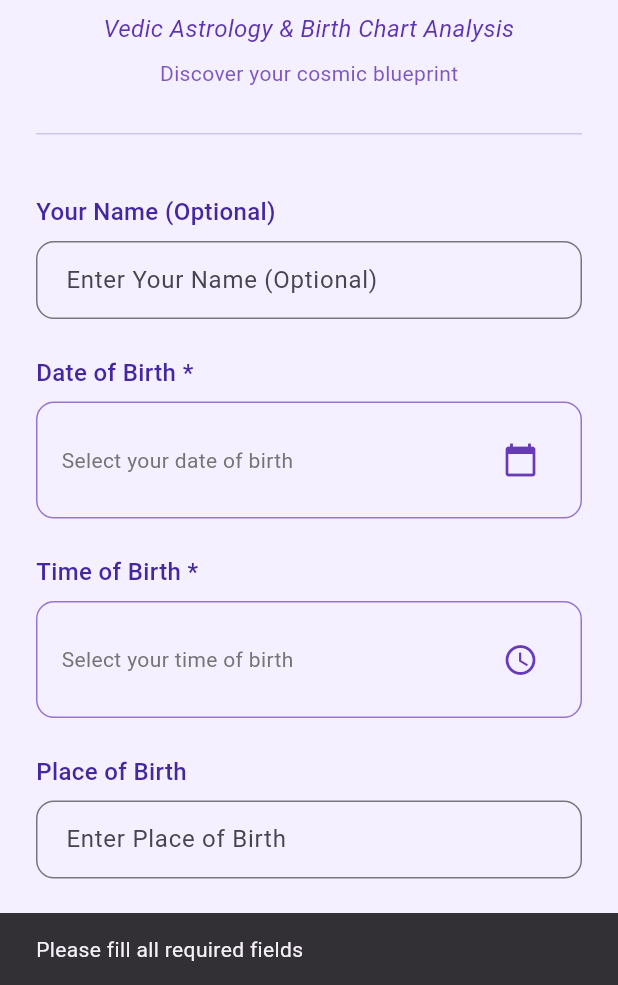
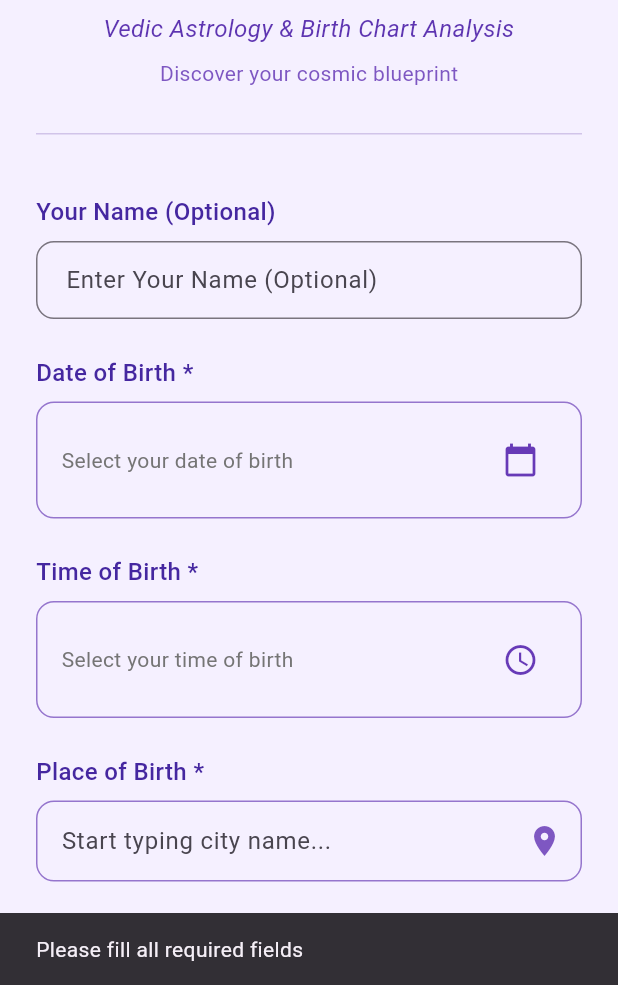
Before and after one commit to astravedamofficial/Astravedam, a Flutter app: the screen it shows after launch, after a tap on "Begin Your Journey", after a tap on "Calculate My Chart", on a phone screen of 412 x 824 dp, the part 251-1236 px from its top. Run offline on Flutter 3.47's test engine with Material 3 defaults, Android fonts, the phone set to English and light mode, and no system bars; our stand-ins replace flutter_secure_storage, shared_preferences; missing offline and left inert: dart:html; Roboto replaces fonts that are missing (Georgia).

Commit message:
trying to addd geolocation options

```diff
--- a/frontend/astravedam_app/lib/screens/birth_data_screen.dart
+++ b/frontend/astravedam_app/lib/screens/birth_data_screen.dart
@@ -5,6 +5,8 @@ import 'dashboard_screen.dart';
 import '../services/api_service.dart';
 import '../services/identity_service.dart';  // CHANGE FROM user_id_service
 import '../services/auth_service.dart';  // ADD THIS LINE
+import '../services/location_service.dart';
+import 'dart:async';  // For Timer
 class BirthDataScreen extends StatefulWidget {
   final bool isAdditionalKundali;
 
@@ -23,7 +25,15 @@ class _BirthDataScreenState extends State<BirthDataScreen> {
   DateTime? _selectedDate;
   TimeOfDay? _selectedTime;
   bool _isLoading = false;
-    // ✅ ADD THIS initState METHOD
+
+   // ✅ ADD THESE NEW VARIABLES (copy from here)
+  List<LocationSuggestion> _locationSuggestions = [];  // Stores suggestions
+  bool _isLoadingLocation = false;                      // Shows loading spinner
+  LocationSuggestion? _selectedLocation;                // Stores selected location
+  final FocusNode _locationFocusNode = FocusNode();      // Manages focus
+  Timer? _debounceTimer;                                 // Prevents too many API calls
+  // ✅ STOP COPYING HERE
+
   @override
   void initState() {
     super.initState();
@@ -31,6 +41,41 @@ class _BirthDataScreenState extends State<BirthDataScreen> {
       _nameController.clear();
     }
   }
+  // ✅ ADD THIS NEW METHOD
+void _onLocationChanged(String query) {
+  // Cancel previous timer
+  if (_debounceTimer?.isActive ?? false) {
+    _debounceTimer!.cancel();
+  }
+
+  // Start new timer (waits 500ms after user stops typing)
+  _debounceTimer = Timer(const Duration(milliseconds: 500), () {
+    _searchLocations(query);
+  });
+}
+
+// ✅ ADD THIS NEW METHOD
+Future<void> _searchLocations(String query) async {
+  if (query.isEmpty || query.length < 2) {
+    setState(() {
+      _locationSuggestions = [];
+    });
+    return;
+  }
+
+  setState(() {
+    _isLoadingLocation = true;
+  });
+
+  // Get suggestions from API
+  final suggestions = await LocationService.getSuggestions(query);
+
+  setState(() {
+    _locationSuggestions = suggestions;
+    _isLoadingLocation = false;
+  });
+}
+// ✅ STOP ADDING HERE
   @override
   Widget build(BuildContext context) {
     return Scaffold(
@@ -64,7 +109,8 @@ class _BirthDataScreenState extends State<BirthDataScreen> {
               const SizedBox(height: 24),
 
               // Place of Birth
-              _buildTextField('Place of Birth', _locationController),
+              // _buildTextField('Place of Birth', _locationController),
+              _buildLocationField(),
               const SizedBox(height: 40),
 
               // Calculate Button
@@ -188,6 +234,133 @@ Widget _buildTextField(String label, TextEditingController controller, {bool isR
           ),
         ),
       ),
+    ],
+  );
+}
+// ✅ ADD THIS NEW METHOD
+Widget _buildLocationField() {
+  return Column(
+    crossAxisAlignment: CrossAxisAlignment.start,
+    children: [
+      Text(
+        'Place of Birth *',
+        style: TextStyle(
+          fontSize: 16,
+          fontWeight: FontWeight.w500,
+          color: Colors.deepPurple[800],
+        ),
+      ),
+      const SizedBox(height: 8),
+      Container(
+        decoration: BoxDecoration(
+          border: Border.all(color: Colors.deepPurple[300]!),
+          borderRadius: BorderRadius.circular(12),
+        ),
+        child: Column(
+          children: [
+            // Text field
+            TextField(
+              controller: _locationController,
+              focusNode: _locationFocusNode,
+              onChanged: _onLocationChanged,
+              decoration: InputDecoration(
+                hintText: 'Start typing city name...',
+                border: InputBorder.none,
+                contentPadding: const EdgeInsets.symmetric(
+                  horizontal: 16,
+                  vertical: 14,
+                ),
+                suffixIcon: _isLoadingLocation
+                    ? Container(
+                        width: 20,
+                        height: 20,
+                        margin: const EdgeInsets.all(12),
+                        child: const CircularProgressIndicator(
+                          strokeWidth: 2,
+                        ),
+                      )
+                    : Icon(
+                        Icons.location_on,
+                        color: Colors.deepPurple[400],
+                      ),
+              ),
+            ),
+
+            // Suggestions dropdown
+            if (_locationSuggestions.isNotEmpty)
+              Container(
+                constraints: const BoxConstraints(maxHeight: 200),
+                child: ListView.separated(
+                  shrinkWrap: true,
+                  itemCount: _locationSuggestions.length,
+                  separatorBuilder: (context, index) => Divider(
+                    height: 1,
+                    color: Colors.deepPurple[100],
+                  ),
+                  itemBuilder: (context, index) {
+                    final suggestion = _locationSuggestions[index];
+                    return ListTile(
+                      leading: Icon(
+                        Icons.location_city,
+                        size: 18,
+                        color: Colors.deepPurple[400],
+                      ),
+                      title: Text(
+                        suggestion.displayName,
+                        style: const TextStyle(fontSize: 14),
+                      ),
+                      subtitle: Text(
+                        suggestion.address,
+                        style: TextStyle(
+                          fontSize: 11,
+                          color: Colors.grey[600],
+                        ),
+                        maxLines: 1,
+                        overflow: TextOverflow.ellipsis,
+                      ),
+                      onTap: () {
+                        setState(() {
+                          _selectedLocation = suggestion;
+                          _locationController.text = suggestion.displayName;
+                          _locationSuggestions = [];
+                          _locationFocusNode.unfocus();
+                        });
+                      },
+                    );
+                  },
+                ),
+              ),
+          ],
+        ),
+      ),
+
+      // Show selected location summary
+      if (_selectedLocation != null) ...[
+        const SizedBox(height: 8),
+        Container(
+          padding: const EdgeInsets.all(12),
+          decoration: BoxDecoration(
+            color: Colors.green[50],
+            borderRadius: BorderRadius.circular(8),
+            border: Border.all(color: Colors.green[200]!),
+          ),
+          child: Row(
+            children: [
+              Icon(Icons.check_circle, color: Colors.green[600], size: 16),
+              const SizedBox(width: 8),
+              Expanded(
+                child: Text(
+                  'Selected: ${_selectedLocation!.address}',
+                  style: TextStyle(
+                    fontSize: 12,
+                    color: Colors.green[800],
+                  ),
+                ),
+              ),
+            ],
+          ),
+        ),
+      ],
     ],
   );
 }
@@ -351,13 +524,27 @@ Widget _buildCalculateButton(bool isAdditionalKundali) {
   }
 
 Future<void> _calculateChart() async {
+  // 1️⃣ FIRST CHECK: If user typed but didn't select from suggestions
+  if (_selectedLocation == null && _locationController.text.isNotEmpty) {
+    ScaffoldMessenger.of(context).showSnackBar(
+      const SnackBar(
+        content: Text('Please select a location from the suggestions'),
+        backgroundColor: Colors.orange,
+      ),
+    );
+    return;
+  }
+
+  // 2️⃣ CHECK: Name required for additional kundali
   if (widget.isAdditionalKundali && _nameController.text.isEmpty) {
     ScaffoldMessenger.of(context).showSnackBar(
       const SnackBar(content: Text('Please enter person\'s name')),
     );
     return;
   }
-    if (_locationController.text.isEmpty || _selectedDate == null || _selectedTime == null) {
+
+  // 3️⃣ CHECK: Make sure user selected a location AND entered date/time
+  if (_selectedLocation == null || _selectedDate == null || _selectedTime == null) {
     ScaffoldMessenger.of(context).showSnackBar(
       const SnackBar(content: Text('Please fill all required fields')),
     );
@@ -369,31 +556,37 @@ Future<void> _calculateChart() async {
   });
 
   try {
-        // ✅ FIXED: Get user ID
-        // Get user ID
     final identity = await IdentityService.getIdentity();
     final userId = identity['id'];
     final isLoggedIn = identity['type'] == 'registered';
 
-        // ✅ GET PERSON NAME
     final personName = _nameController.text.isEmpty
         ? 'User'
         : _nameController.text;
 
-        // ✅ SET PRIMARY FLAG CORRECTLY
-        final bool setAsPrimary = !widget.isAdditionalKundali;
-
-        // Prepare birth data for backend
+    // 4️⃣ NEW DATA - Send location with coordinates!
     final birthData = {
       'name': personName,
       'date': _selectedDate!.toIso8601String(),
       'time': '${_selectedTime!.hour}:${_selectedTime!.minute.toString().padLeft(2, '0')}',
-        'location': _locationController.text,
-        'userId': isLoggedIn ? null : userId,  // Only send anonymous ID if not logged in
+
+      // NEW: Send the full address from selected suggestion
+      'location': _selectedLocation!.address,
+
+      'userId': isLoggedIn ? null : userId,
       'personName': personName,
-        'setAsPrimary': setAsPrimary,
+
+      // 🆕 NEW FIELDS - Coordinates and details from selected location
+      'latitude': _selectedLocation!.lat,        // Example: 19.0760
+      'longitude': _selectedLocation!.lon,       // Example: 72.8777
+      'city': _selectedLocation!.city,           // Example: "Mumbai"
+      'country': _selectedLocation!.country,     // Example: "India"
+      'formattedAddress': _selectedLocation!.address,  // Full address
     };
-        // If logged in, we need to send token in header
+
+    print('📤 Sending birth data with coordinates: ${_selectedLocation!.lat}, ${_selectedLocation!.lon}');
+
+    // 5️⃣ HEADERS - This part stays the same
     final headers = {
       'Content-Type': 'application/json',
     };
@@ -403,26 +596,20 @@ Future<void> _calculateChart() async {
         headers['Authorization'] = 'Bearer $token';
       }
     }
-        print('📤 Creating ${widget.isAdditionalKundali ? "ADDITIONAL" : "PRIMARY"} kundali');
-        print('   UserId: $userId');
-        print('   SetAsPrimary: $setAsPrimary');
-        print('📤 Sending to backend: ${birthData.keys.toList()}');
 
-        // ✅ REST OF YOUR CODE STAYS EXACTLY THE SAME
+    // 6️⃣ SEND REQUEST - This part stays the same
     final response = await http.post(
       Uri.parse('https://astravedam.onrender.com/api/calculate-chart'),
-        headers: headers,  // Use the headers we created
+      headers: headers,
       body: json.encode(birthData),
     );
 
     print('📥 Backend response status: ${response.statusCode}');
-        print('📥 Backend response body: ${response.body}');
 
+    // 7️⃣ HANDLE RESPONSE - This part stays the same
     if (response.statusCode == 200) {
       final result = json.decode(response.body);
-        print('✅ ${widget.isAdditionalKundali ? "Additional" : "Primary"} kundali created successfully!');
 
-        // Show success message
       ScaffoldMessenger.of(context).showSnackBar(
         SnackBar(
           content: Text(
@@ -434,12 +621,9 @@ Future<void> _calculateChart() async {
         ),
       );
 
-        // ✅ FIXED NAVIGATION:
       if (widget.isAdditionalKundali) {
-            // For ADDITIONAL kundali: Return true to trigger refresh
         Navigator.pop(context, true);
       } else {
-            // For FIRST/PRIMARY kundali: Go to new Dashboard screen
         Navigator.pushReplacement(
           context,
           MaterialPageRoute(
--- /dev/null
+++ b/frontend/astravedam_app/lib/services/location_service.dart
@@ -0,0 +1,78 @@
+import 'dart:convert';
+import 'package:http/http.dart' as http;
+
+class LocationService {
+  static const String _apiKey = '8185187c36e24029853d31ebe39daa14';
+  static const String _baseUrl = 'https://api.geoapify.com/v1/geocode/autocomplete';
+
+  // This function gets location suggestions as user types
+  static Future<List<LocationSuggestion>> getSuggestions(String query) async {
+    // Don't search if query is too short
+    if (query.isEmpty || query.length < 2) {
+      return [];
+    }
+
+    try {
+      print('🔍 Searching for: $query');
+
+      // Call Geoapify API
+      final response = await http.get(
+        Uri.parse('$_baseUrl?text=$query&apiKey=$_apiKey&limit=5'),
+      );
+
+      if (response.statusCode == 200) {
+        final data = json.decode(response.body);
+        final List<dynamic> features = data['features'] ?? [];
+
+        // Convert API response to our LocationSuggestion objects
+        return features.map((feature) {
+          final properties = feature['properties'];
+          final geometry = feature['geometry'];
+
+          return LocationSuggestion(
+            address: properties['formatted'],
+            city: properties['city'] ?? properties['name'] ?? '',
+            state: properties['state'] ?? '',
+            country: properties['country'] ?? '',
+            lat: geometry['coordinates'][1],
+            lon: geometry['coordinates'][0],
+          );
+        }).toList();
+      } else {
+        print('❌ Error: ${response.statusCode}');
+        return [];
+      }
+    } catch (e) {
+      print('❌ Exception: $e');
+      return [];
+    }
+  }
+}
+
+// This class holds one location suggestion
+class LocationSuggestion {
+  final String address;  // Full address like "Mumbai, Maharashtra, India"
+  final String city;      // Just the city name
+  final String state;     // State/province
+  final String country;   // Country
+  final double lat;       // Latitude
+  final double lon;       // Longitude
+
+  LocationSuggestion({
+    required this.address,
+    required this.city,
+    required this.state,
+    required this.country,
+    required this.lat,
+    required this.lon,
+  });
+
+  // This is what displays in the dropdown
+  String get displayName {
+    if (state.isNotEmpty) {
+      return '$city, $state, $country';
+    } else {
+      return '$city, $country';
+    }
+  }
+}
```
Also changed, not shown: 1 other file. Lines whose indentation alone changed are shown as unchanged.
